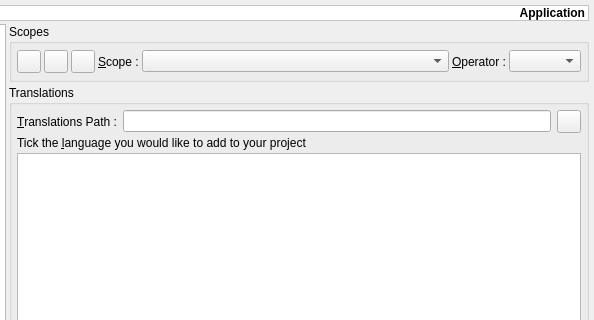
Old version of the form v2/trunk/plugins/project/QMake/src/ui/UIQMakeProjectSettings.ui in the repository testmana2/mks; both pictures show x 129 to 723 and y 0 to 320 of the 723 by 497 pixel window.
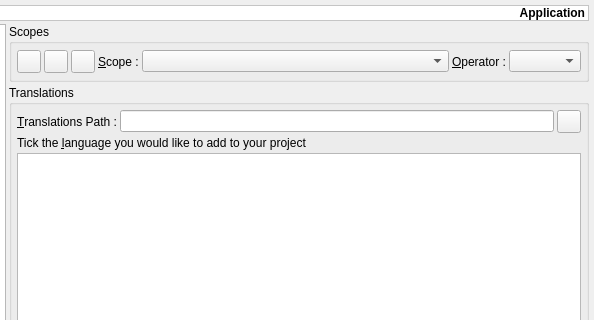
New version of the form. The open tabs and pages were chosen to show the change. Icons and pictures are not drawn. Custom widgets are drawn as their Qt base class.

Commit message: update all margins to 5 and spacings to 3 when possible

```diff
--- a/v2/trunk/plugins/project/QMake/src/ui/UIQMakeProjectSettings.ui
+++ b/v2/trunk/plugins/project/QMake/src/ui/UIQMakeProjectSettings.ui
@@ -1452,7 +1452,7 @@
           <item>
            <layout class="QHBoxLayout" >
             <property name="spacing" >
-             <number>6</number>
+             <number>3</number>
             </property>
             <property name="leftMargin" >
              <number>0</number>
@@ -1870,6 +1870,9 @@
    </item>
    <item row="3" column="0" colspan="2" >
     <layout class="QHBoxLayout" >
+     <property name="spacing" >
+      <number>3</number>
+     </property>
      <item>
       <widget class="QProgressBar" name="pbProgress" >
        <property name="minimumSize" >
```
The commit also changes 21 other files.
